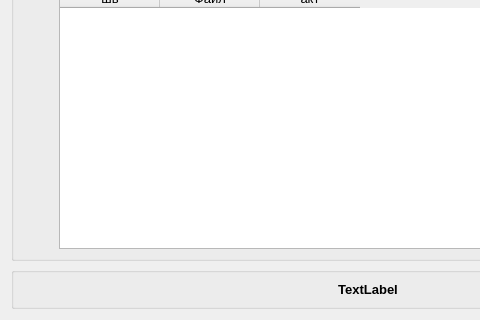
Old version of the form ocMeridia/setting.ui in the repository Skyrim78/ocMeridia; both pictures show x 0 to 480 and y 293 to 613 of the 736 by 613 pixel window.
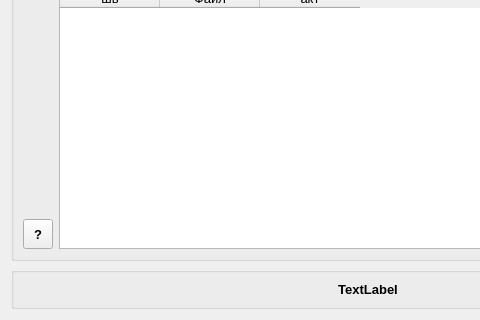
New version of the form.

What changed in the file:
```diff
--- a/ocMeridia/setting.ui
+++ b/ocMeridia/setting.ui
@@ -144,6 +144,31 @@
               </property>
              </spacer>
             </item>
+            <item>
+             <widget class="QToolButton" name="toolButton_about">
+              <property name="minimumSize">
+               <size>
+                <width>30</width>
+                <height>30</height>
+               </size>
+              </property>
+              <property name="maximumSize">
+               <size>
+                <width>30</width>
+                <height>30</height>
+               </size>
+              </property>
+              <property name="font">
+               <font>
+                <weight>75</weight>
+                <bold>true</bold>
+               </font>
+              </property>
+              <property name="text">
+               <string>?</string>
+              </property>
+             </widget>
+            </item>
            </layout>
           </item>
           <item>
```
